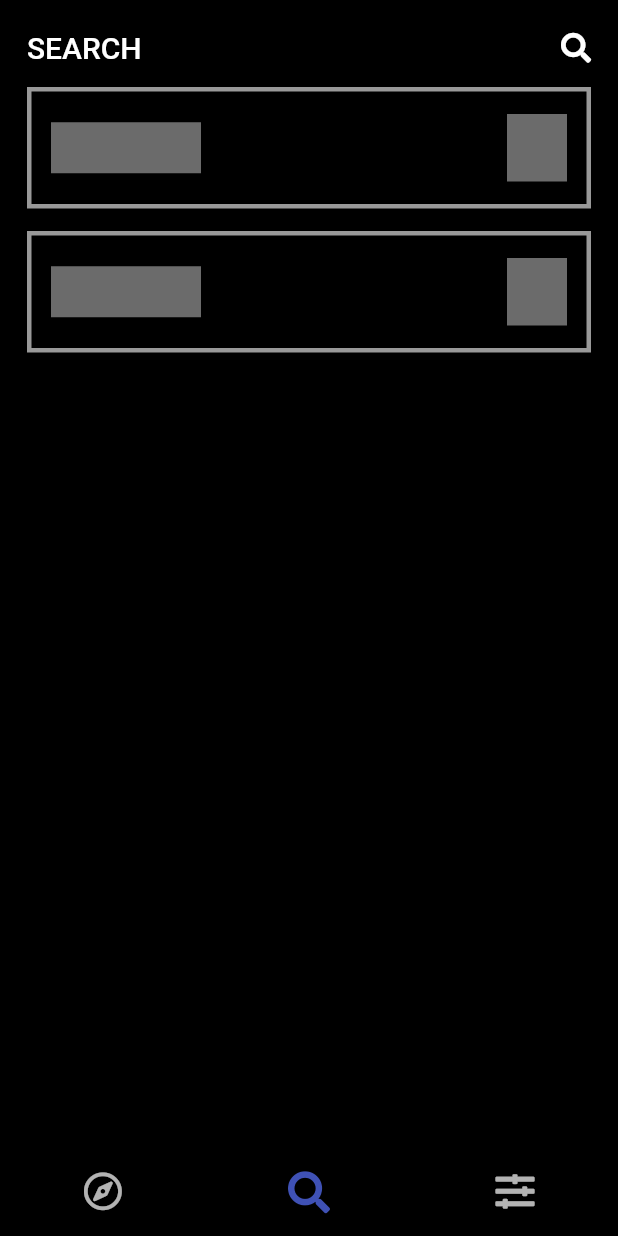
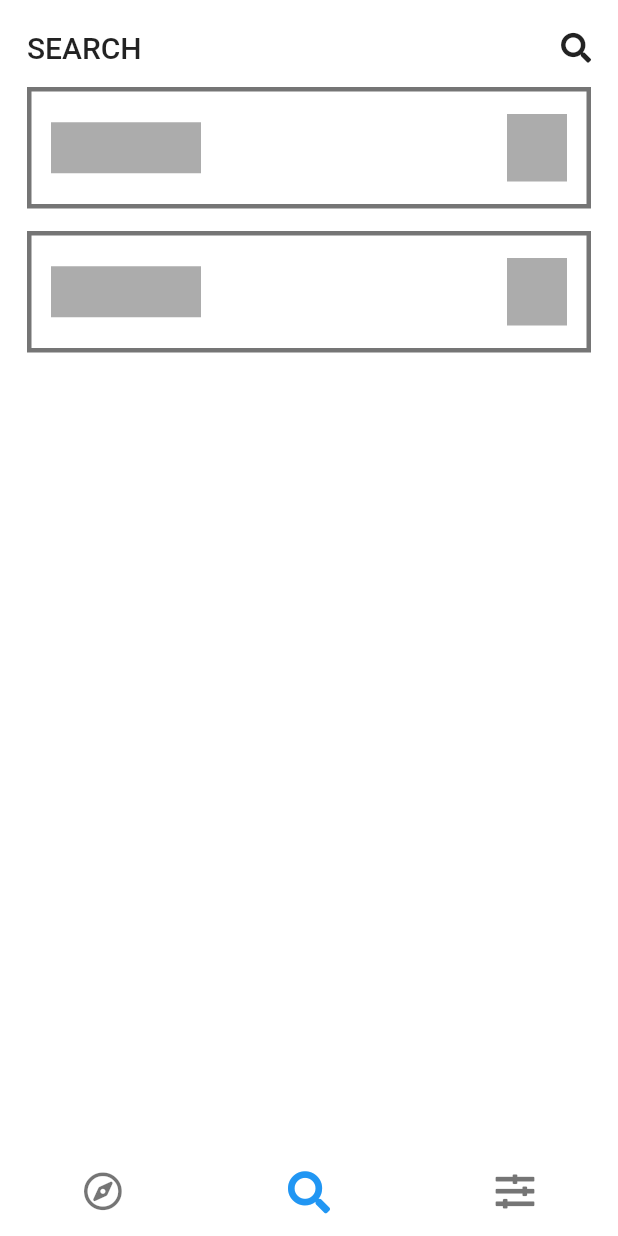
Before and after one commit to ninest/NextBusSG, a Flutter app: the screen it shows after launch, item 2 of the bottom bar chosen, on a phone screen of 412 x 824 dp. Run offline on Flutter 3.47's test engine with Material 2 defaults, Android fonts, the phone set to English and light mode, and no system bars; our stand-ins replace flutter_markdown, font_awesome_flutter, geolocator, google_fonts, hive, hive_flutter and 1 more; missing offline and left inert: division; accounts and stored records are empty.

Commit message:
theme for text fields and borders

```diff
--- a/lib/components/mrt_stations.dart
+++ b/lib/components/mrt_stations.dart
@@ -1,5 +1,5 @@
 import 'package:flutter/material.dart';
-import 'package:nextbussg/styles/colors.dart';
+import 'package:nextbussg/styles/transit_colors.dart';
 import 'package:styled_widget/styled_widget.dart';
 
 class MRTStations extends StatelessWidget {
@@ -24,7 +24,7 @@ class MRTStations extends StatelessWidget {
           String lineID = code.substring(0, 2);
 
           // getting the appropriate mrt line color
-          Color color = AppColors.mrtLineColors[lineID];
+          Color color = TransitColors.mrtLineColors[lineID];
 
           children.add(
             Text(
--- a/lib/components/search/bus_stop_result_tile.dart
+++ b/lib/components/search/bus_stop_result_tile.dart
@@ -1,6 +1,7 @@
 import 'package:flutter/material.dart';
 import 'package:geolocator/geolocator.dart';
 import 'package:nextbussg/components/mrt_stations.dart';
+import 'package:nextbussg/styles/border_color.dart';
 import 'package:nextbussg/styles/values.dart';
 import 'package:styled_widget/styled_widget.dart';
 
@@ -46,7 +47,7 @@ class BusStopSearchResultTile extends StatelessWidget {
     )
         .border(
           all: 3,
-          color: Colors.black54,
+          color: BorderColors.busStopExpansionPanel(context),
           style: BorderStyle.solid,
         )
         .borderRadius(all: Values.borderRadius)
--- a/lib/components/title_text.dart
+++ b/lib/components/title_text.dart
@@ -13,7 +13,11 @@ class TitleText extends StatelessWidget {
         Text(title, style: Theme.of(context).textTheme.title),
 
         // icon does not have to be provided
-        Icon(iconData, size: Theme.of(context).textTheme.title.fontSize)
+        Icon(
+          iconData,
+          size: Theme.of(context).textTheme.title.fontSize,
+          color: Theme.of(context).textTheme.title.color,
+        )
       ],
     );
   }
--- a/lib/main.dart
+++ b/lib/main.dart
@@ -46,7 +46,7 @@ class MainApp extends StatelessWidget {
         // let theme =
 
         return MaterialApp(
-          theme: appDarkTheme,
+          theme: appLightTheme,
           home: TabbedApp(),
         );
       },
--- a/lib/styles/theme.dart
+++ b/lib/styles/theme.dart
@@ -22,7 +22,8 @@ TextTheme _buildTextTheme(TextTheme base, Color primaryColor, {bool dark=false})
         fontWeight: FontWeight.w700,
         fontSize: 1.8 * em,
         letterSpacing: 0.7,
-        color: dark ? Colors.white : Colors.black,
+        // color for lighter white so that it's not too hard on the eyes
+        color: dark ? Color(0xccFFFFFF) : Colors.black,
       ),
     ),
 
@@ -66,12 +67,14 @@ TextTheme _buildTextTheme(TextTheme base, Color primaryColor, {bool dark=false})
     body2: base.body2.copyWith(
       fontSize: em,
       fontWeight: FontWeight.w500,
+      color: dark ? Colors.white70 : Colors.black87,
     ),
 
     // default font
     body1: base.body1.copyWith(
       fontSize: em,
       fontWeight: FontWeight.w400,
+      color: dark ? Colors.white70 : Colors.black87,
     ),
   );
 }
--- a/lib/styles/colors.dart
+++ b/lib/styles/transit_colors.dart
@@ -1,7 +1,7 @@
 import 'package:flutter/material.dart';
 
 
-class AppColors {
+class TransitColors {
   static final Color green = Colors.green;
   static final Color yellow = Colors.orange;
   static final Color red = Colors.red;
```
Also changed, not shown: lib/components/search/text_box.dart (+4 -3 lines), lib/styles/text_fields.dart (added, +7 -0 lines).
